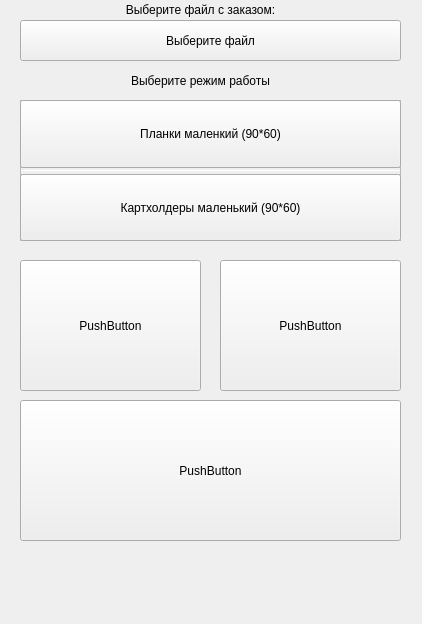
Old version of the form archive/PrintHelper/ui/printHelperUIV2.ui in the repository gora5624/Python.
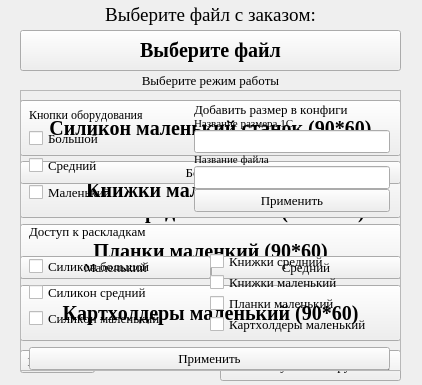
New version of the form.

Patch:
```diff
--- a/archive/PrintHelper/ui/printHelperUIV2.ui
+++ b/archive/PrintHelper/ui/printHelperUIV2.ui
@@ -7,27 +7,50 @@
     <x>0</x>
     <y>0</y>
     <width>422</width>
-    <height>624</height>
+    <height>385</height>
    </rect>
   </property>
   <property name="sizePolicy">
-   <sizepolicy hsizetype="Fixed" vsizetype="Fixed">
+   <sizepolicy hsizetype="MinimumExpanding" vsizetype="Minimum">
     <horstretch>0</horstretch>
     <verstretch>0</verstretch>
    </sizepolicy>
   </property>
+  <property name="font">
+   <font>
+    <family>Times New Roman</family>
+    <pointsize>10</pointsize>
+    <weight>50</weight>
+    <bold>false</bold>
+    <stylestrategy>PreferDefault</stylestrategy>
+    <kerning>false</kerning>
+   </font>
+  </property>
   <property name="windowTitle">
    <string>Print Helper</string>
   </property>
+  <property name="styleSheet">
+   <string notr="true"/>
+  </property>
   <widget class="QPushButton" name="selectFileButt">
    <property name="geometry">
     <rect>
      <x>20</x>
-     <y>20</y>
+     <y>30</y>
      <width>381</width>
      <height>41</height>
     </rect>
    </property>
+   <property name="font">
+    <font>
+     <pointsize>15</pointsize>
+     <weight>75</weight>
+     <bold>true</bold>
+    </font>
+   </property>
+   <property name="styleSheet">
+    <string notr="true"/>
+   </property>
    <property name="text">
     <string>Выберите файл</string>
    </property>
@@ -36,11 +59,16 @@
    <property name="geometry">
     <rect>
      <x>20</x>
-     <y>0</y>
-     <width>361</width>
-     <height>20</height>
+     <y>-1</y>
+     <width>381</width>
+     <height>31</height>
     </rect>
    </property>
+   <property name="font">
+    <font>
+     <pointsize>14</pointsize>
+    </font>
+   </property>
    <property name="layoutDirection">
     <enum>Qt::LeftToRight</enum>
    </property>
@@ -54,15 +82,23 @@
   <widget class="QLabel" name="label_2">
    <property name="geometry">
     <rect>
-     <x>10</x>
+     <x>20</x>
      <y>70</y>
      <width>381</width>
      <height>21</height>
     </rect>
    </property>
+   <property name="font">
+    <font>
+     <pointsize>10</pointsize>
+    </font>
+   </property>
    <property name="layoutDirection">
     <enum>Qt::LeftToRight</enum>
    </property>
+   <property name="frameShape">
+    <enum>QFrame::NoFrame</enum>
+   </property>
    <property name="text">
     <string>Выберите режим работы</string>
    </property>
@@ -76,11 +112,18 @@
      <x>20</x>
      <y>100</y>
      <width>381</width>
-     <height>141</height>
+     <height>251</height>
     </rect>
    </property>
+   <property name="font">
+    <font>
+     <pointsize>15</pointsize>
+     <weight>75</weight>
+     <bold>true</bold>
+    </font>
+   </property>
    <property name="frameShape">
-    <enum>QFrame::Panel</enum>
+    <enum>QFrame::NoFrame</enum>
    </property>
    <property name="frameShadow">
     <enum>QFrame::Sunken</enum>
@@ -94,7 +137,7 @@
       <x>0</x>
       <y>0</y>
       <width>381</width>
-      <height>141</height>
+      <height>241</height>
      </rect>
     </property>
     <layout class="QVBoxLayout" name="verticalLayout_3">
@@ -110,7 +153,7 @@
         </sizepolicy>
        </property>
        <property name="text">
-        <string>Силикон маленький (90*60)</string>
+        <string>Силикон маленький станок (90*60)</string>
        </property>
       </widget>
      </item>
@@ -130,6 +173,38 @@
        </property>
       </widget>
      </item>
+     <item>
+      <widget class="QPushButton" name="smallButtPlastins">
+       <property name="enabled">
+        <bool>true</bool>
+       </property>
+       <property name="sizePolicy">
+        <sizepolicy hsizetype="Minimum" vsizetype="Minimum">
+         <horstretch>0</horstretch>
+         <verstretch>0</verstretch>
+        </sizepolicy>
+       </property>
+       <property name="text">
+        <string>Планки маленкий (90*60)</string>
+       </property>
+      </widget>
+     </item>
+     <item>
+      <widget class="QPushButton" name="smallButtCartholders">
+       <property name="enabled">
+        <bool>true</bool>
+       </property>
+       <property name="sizePolicy">
+        <sizepolicy hsizetype="Minimum" vsizetype="Minimum">
+         <horstretch>0</horstretch>
+         <verstretch>0</verstretch>
+        </sizepolicy>
+       </property>
+       <property name="text">
+        <string>Картхолдеры маленький (90*60)</string>
+       </property>
+      </widget>
+     </item>
     </layout>
    </widget>
   </widget>
@@ -143,7 +218,7 @@
     </rect>
    </property>
    <property name="frameShape">
-    <enum>QFrame::Panel</enum>
+    <enum>QFrame::NoFrame</enum>
    </property>
    <property name="frameShadow">
     <enum>QFrame::Sunken</enum>
@@ -157,7 +232,7 @@
       <x>0</x>
       <y>0</y>
       <width>381</width>
-      <height>71</height>
+      <height>77</height>
      </rect>
     </property>
     <layout class="QVBoxLayout" name="verticalLayout" stretch="0">
@@ -190,8 +265,15 @@
          <verstretch>0</verstretch>
         </sizepolicy>
        </property>
+       <property name="font">
+        <font>
+         <pointsize>14</pointsize>
+         <weight>75</weight>
+         <bold>true</bold>
+        </font>
+       </property>
        <property name="text">
-        <string>Большой принтер силикон (3*2)</string>
+        <string>Силикон большой станок (3*2)</string>
        </property>
        <property name="iconSize">
         <size>
@@ -217,7 +299,7 @@
     </rect>
    </property>
    <property name="frameShape">
-    <enum>QFrame::StyledPanel</enum>
+    <enum>QFrame::NoFrame</enum>
    </property>
    <property name="frameShadow">
     <enum>QFrame::Raised</enum>
@@ -228,7 +310,7 @@
       <x>0</x>
       <y>0</y>
       <width>381</width>
-      <height>141</height>
+      <height>146</height>
      </rect>
     </property>
     <layout class="QVBoxLayout" name="verticalLayout_2">
@@ -246,8 +328,15 @@
          <verstretch>0</verstretch>
         </sizepolicy>
        </property>
+       <property name="font">
+        <font>
+         <pointsize>15</pointsize>
+         <weight>75</weight>
+         <bold>true</bold>
+        </font>
+       </property>
        <property name="text">
-        <string>Средний принтер силикон (105*160)</string>
+        <string>Ссиликон средний станок (105*160)</string>
        </property>
       </widget>
      </item>
@@ -262,22 +351,157 @@
          <verstretch>0</verstretch>
         </sizepolicy>
        </property>
+       <property name="font">
+        <font>
+         <pointsize>15</pointsize>
+         <weight>75</weight>
+         <bold>true</bold>
+        </font>
+       </property>
        <property name="text">
-        <string>Средний принтер книжки (105*160)</string>
+        <string>Книжки средний станок (105*160)</string>
        </property>
       </widget>
      </item>
     </layout>
    </widget>
   </widget>
-  <widget class="QFrame" name="frameOther">
+  <widget class="QFrame" name="frameMain">
    <property name="geometry">
     <rect>
      <x>20</x>
-     <y>100</y>
+     <y>90</y>
      <width>381</width>
-     <height>141</height>
+     <height>261</height>
     </rect>
+   </property>
+   <property name="sizePolicy">
+    <sizepolicy hsizetype="Fixed" vsizetype="Fixed">
+     <horstretch>0</horstretch>
+     <verstretch>0</verstretch>
+    </sizepolicy>
+   </property>
+   <property name="frameShape">
+    <enum>QFrame::NoFrame</enum>
+   </property>
+   <property name="frameShadow">
+    <enum>QFrame::Raised</enum>
+   </property>
+   <widget class="QWidget" name="verticalLayoutWidget_5">
+    <property name="geometry">
+     <rect>
+      <x>0</x>
+      <y>5</y>
+      <width>381</width>
+      <height>251</height>
+     </rect>
+    </property>
+    <layout class="QVBoxLayout" name="verticalLayout_5">
+     <item>
+      <widget class="QPushButton" name="bigButtInt">
+       <property name="styleSheet">
+        <string notr="true"/>
+       </property>
+       <property name="text">
+        <string>Большой</string>
+       </property>
+       <property name="iconSize">
+        <size>
+         <width>236</width>
+         <height>130</height>
+        </size>
+       </property>
+       <property name="shortcut">
+        <string/>
+       </property>
+      </widget>
+     </item>
+     <item>
+      <layout class="QHBoxLayout" name="horizontalLayout">
+       <property name="spacing">
+        <number>0</number>
+       </property>
+       <item>
+        <widget class="QPushButton" name="smallButtInt">
+         <property name="enabled">
+          <bool>true</bool>
+         </property>
+         <property name="palette">
+          <palette>
+           <active/>
+           <inactive/>
+           <disabled/>
+          </palette>
+         </property>
+         <property name="styleSheet">
+          <string notr="true"/>
+         </property>
+         <property name="text">
+          <string>Маленький</string>
+         </property>
+         <property name="iconSize">
+          <size>
+           <width>112</width>
+           <height>200</height>
+          </size>
+         </property>
+        </widget>
+       </item>
+       <item>
+        <widget class="QPushButton" name="medButtInt">
+         <property name="palette">
+          <palette>
+           <active/>
+           <inactive/>
+           <disabled/>
+          </palette>
+         </property>
+         <property name="styleSheet">
+          <string notr="true"/>
+         </property>
+         <property name="text">
+          <string>Средний</string>
+         </property>
+         <property name="iconSize">
+          <size>
+           <width>119</width>
+           <height>200</height>
+          </size>
+         </property>
+        </widget>
+       </item>
+      </layout>
+     </item>
+    </layout>
+   </widget>
+  </widget>
+  <widget class="QPushButton" name="mainPageButt">
+   <property name="geometry">
+    <rect>
+     <x>220</x>
+     <y>350</y>
+     <width>181</width>
+     <height>31</height>
+    </rect>
+   </property>
+   <property name="text">
+    <string>На главную к выбору станка</string>
+   </property>
+  </widget>
+  <widget class="QFrame" name="frameSettings">
+   <property name="geometry">
+    <rect>
+     <x>20</x>
+     <y>90</y>
+     <width>381</width>
+     <height>281</height>
+    </rect>
+   </property>
+   <property name="sizePolicy">
+    <sizepolicy hsizetype="Fixed" vsizetype="Fixed">
+     <horstretch>0</horstretch>
+     <verstretch>0</verstretch>
+    </sizepolicy>
    </property>
    <property name="frameShape">
     <enum>QFrame::StyledPanel</enum>
@@ -288,97 +512,308 @@
    <widget class="QWidget" name="verticalLayoutWidget_4">
     <property name="geometry">
      <rect>
-      <x>0</x>
+      <x>9</x>
       <y>0</y>
-      <width>381</width>
-      <height>141</height>
+      <width>361</width>
+      <height>329</height>
      </rect>
     </property>
     <layout class="QVBoxLayout" name="verticalLayout_4">
+     <property name="spacing">
+      <number>0</number>
+     </property>
+     <property name="leftMargin">
+      <number>0</number>
+     </property>
+     <property name="topMargin">
+      <number>0</number>
+     </property>
+     <property name="rightMargin">
+      <number>0</number>
+     </property>
+     <property name="bottomMargin">
+      <number>0</number>
+     </property>
      <item>
-      <widget class="QPushButton" name="smallButtPlastins">
-       <property name="enabled">
-        <bool>true</bool>
+      <layout class="QHBoxLayout" name="horizontalLayout_2">
+       <property name="spacing">
+        <number>12</number>
        </property>
+       <property name="sizeConstraint">
+        <enum>QLayout::SetFixedSize</enum>
+       </property>
+       <property name="bottomMargin">
+        <number>0</number>
+       </property>
+       <item>
+        <layout class="QVBoxLayout" name="verticalLayout_6">
+         <property name="spacing">
+          <number>0</number>
+         </property>
+         <property name="rightMargin">
+          <number>0</number>
+         </property>
+         <property name="bottomMargin">
+          <number>0</number>
+         </property>
+         <item>
+          <widget class="QLabel" name="label_3">
+           <property name="sizePolicy">
+            <sizepolicy hsizetype="Fixed" vsizetype="Fixed">
+             <horstretch>0</horstretch>
+             <verstretch>0</verstretch>
+            </sizepolicy>
+           </property>
+           <property name="font">
+            <font>
+             <pointsize>9</pointsize>
+            </font>
+           </property>
+           <property name="text">
+            <string>Кнопки оборудования</string>
+           </property>
+          </widget>
+         </item>
+         <item>
+          <widget class="QCheckBox" name="bigAcsButt">
+           <property name="text">
+            <string>Большой</string>
+           </property>
+          </widget>
+         </item>
+         <item>
+          <widget class="QCheckBox" name="medAcsButt">
+           <property name="text">
+            <string>Средний</string>
+           </property>
+          </widget>
+         </item>
+         <item>
+          <widget class="QCheckBox" name="smallAcsButt">
+           <property name="text">
+            <string>Маленький</string>
+           </property>
+          </widget>
+         </item>
+        </layout>
+       </item>
+       <item>
+        <layout class="QVBoxLayout" name="verticalLayout_8">
+         <property name="spacing">
+          <number>0</number>
+         </property>
+         <property name="sizeConstraint">
+          <enum>QLayout::SetFixedSize</enum>
+         </property>
+         <property name="leftMargin">
+          <number>39</number>
+         </property>
+         <property name="rightMargin">
+          <number>0</number>
+         </property>
+         <property name="bottomMargin">
+          <number>0</number>
+         </property>
+         <item>
+          <widget class="QLabel" name="label_5">
+           <property name="sizePolicy">
+            <sizepolicy hsizetype="Fixed" vsizetype="Fixed">
+             <horstretch>0</horstretch>
+             <verstretch>0</verstretch>
+            </sizepolicy>
+           </property>
+           <property name="text">
+            <string>Добавить размер в конфиги</string>
+           </property>
+          </widget>
+         </item>
+         <item>
+          <widget class="QLabel" name="label_6">
+           <property name="sizePolicy">
+            <sizepolicy hsizetype="Fixed" vsizetype="Fixed">
+             <horstretch>0</horstretch>
+             <verstretch>0</verstretch>
+            </sizepolicy>
+           </property>
+           <property name="font">
+            <font>
+             <pointsize>8</pointsize>
+            </font>
+           </property>
+           <property name="text">
+            <string>Название размера 1С</string>
+           </property>
+          </widget>
+         </item>
+         <item>
+          <widget class="QLineEdit" name="lineEdit"/>
+         </item>
+         <item>
+          <widget class="QLabel" name="label_7">
+           <property name="sizePolicy">
+            <sizepolicy hsizetype="Fixed" vsizetype="Fixed">
+             <horstretch>0</horstretch>
+             <verstretch>0</verstretch>
+            </sizepolicy>
+           </property>
+           <property name="font">
+            <font>
+             <pointsize>8</pointsize>
+            </font>
+           </property>
+           <property name="text">
+            <string>Название файла</string>
+           </property>
+          </widget>
+         </item>
+         <item>
+          <widget class="QLineEdit" name="lineEdit_2"/>
+         </item>
+         <item>
+          <widget class="QPushButton" name="pushButton">
+           <property name="text">
+            <string>Применить</string>
+           </property>
+          </widget>
+         </item>
+        </layout>
+       </item>
+      </layout>
+     </item>
+     <item>
+      <widget class="QLabel" name="label_4">
        <property name="sizePolicy">
-        <sizepolicy hsizetype="Minimum" vsizetype="Minimum">
+        <sizepolicy hsizetype="Minimum" vsizetype="Fixed">
          <horstretch>0</horstretch>
          <verstretch>0</verstretch>
         </sizepolicy>
        </property>
        <property name="text">
-        <string>Планки маленкий (90*60)</string>
+        <string>Доступ к раскладкам</string>
        </property>
       </widget>
      </item>
      <item>
-      <widget class="QPushButton" name="smallButtCartholders">
-       <property name="enabled">
-        <bool>true</bool>
+      <layout class="QHBoxLayout" name="horizontalLayout_3">
+       <item>
+        <layout class="QVBoxLayout" name="verticalLayout_7">
+         <property name="spacing">
+          <number>0</number>
+         </property>
+         <item>
+          <widget class="QCheckBox" name="bigSilAcsButt">
+           <property name="text">
+            <string>Силикон большой</string>
+           </property>
+          </widget>
+         </item>
+         <item>
+          <widget class="QCheckBox" name="medSilAcsButt">
+           <property name="text">
+            <string>Силикон средний</string>
+           </property>
+          </widget>
+         </item>
+         <item>
+          <widget class="QCheckBox" name="smallSilAcsButt">
+           <property name="text">
+            <string>Силикон маленький</string>
+           </property>
+          </widget>
+         </item>
+        </layout>
+       </item>
+       <item>
+        <layout class="QVBoxLayout" name="verticalLayout_9">
+         <property name="spacing">
+          <number>0</number>
+         </property>
+         <item>
+          <widget class="QCheckBox" name="medBkAcsButt">
+           <property name="text">
+            <string>Книжки средний</string>
+           </property>
+          </widget>
+         </item>
+         <item>
+          <widget class="QCheckBox" name="smallBkAcsButt">
+           <property name="text">
+            <string>Книжки маленький</string>
+           </property>
+          </widget>
+         </item>
+         <item>
+          <widget class="QCheckBox" name="smallPlAcsButt">
+           <property name="text">
+            <string>Планки маленький</string>
+           </property>
+          </widget>
+         </item>
+         <item>
+          <widget class="QCheckBox" name="sallHldAcsButt">
+           <property name="text">
+            <string>Картхолдеры маленький</string>
+           </property>
+          </widget>
+         </item>
+        </layout>
+       </item>
+      </layout>
+     </item>
+     <item>
+      <widget class="QPushButton" name="applySettButt">
+       <property name="text">
+        <string>Применить</string>
        </property>
-       <property name="sizePolicy">
-        <sizepolicy hsizetype="Minimum" vsizetype="Minimum">
-         <horstretch>0</horstretch>
-         <verstretch>0</verstretch>
-        </sizepolicy>
-       </property>
+      </widget>
+     </item>
+     <item>
+      <widget class="QPushButton" name="oldNewButt">
        <property name="text">
-        <string>Картхолдеры маленький (90*60)</string>
+        <string>Вернуть старый интерфейс</string>
        </property>
       </widget>
      </item>
     </layout>
    </widget>
   </widget>
-  <widget class="QPushButton" name="pushButton">
+  <widget class="QPushButton" name="settButt">
    <property name="geometry">
     <rect>
      <x>20</x>
-     <y>260</y>
-     <width>181</width>
-     <height>131</height>
+     <y>350</y>
+     <width>75</width>
+     <height>23</height>
     </rect>
    </property>
    <property name="text">
-    <string>PushButton</string>
+    <string>Настройки</string>
    </property>
   </widget>
-  <widget class="QPushButton" name="pushButton_2">
+  <widget class="QLineEdit" name="lineEditPass">
    <property name="geometry">
     <rect>
-     <x>220</x>
-     <y>260</y>
-     <width>181</width>
-     <height>131</height>
+     <x>100</x>
+     <y>351</y>
+     <width>113</width>
+     <height>20</height>
     </rect>
    </property>
-   <property name="text">
-    <string>PushButton</string>
+   <property name="inputMethodHints">
+    <set>Qt::ImhHiddenText</set>
    </property>
   </widget>
-  <widget class="QPushButton" name="pushButton_3">
-   <property name="geometry">
-    <rect>
-     <x>20</x>
-     <y>400</y>
-     <width>381</width>
-     <height>141</height>
-    </rect>
-   </property>
-   <property name="text">
-    <string>PushButton</string>
-   </property>
-  </widget>
-  <zorder>frameSmall</zorder>
   <zorder>selectFileButt</zorder>
   <zorder>label</zorder>
   <zorder>label_2</zorder>
+  <zorder>mainPageButt</zorder>
   <zorder>frameBig</zorder>
   <zorder>frameMed</zorder>
-  <zorder>frameOther</zorder>
-  <zorder>pushButton</zorder>
-  <zorder>pushButton_2</zorder>
-  <zorder>pushButton_3</zorder>
+  <zorder>frameSmall</zorder>
+  <zorder>frameMain</zorder>
+  <zorder>settButt</zorder>
+  <zorder>lineEditPass</zorder>
+  <zorder>frameSettings</zorder>
  </widget>
  <resources/>
  <connections/>
```
